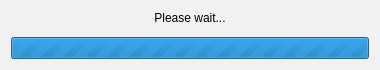
The window that src/MEGASync/gui/macx/MegaProgressCustomDialog.ui (meganz/MEGAsync) describes before a commit, drawn with Qt 5.
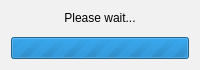
The same window after the commit.

Commit message: Fix width of dialog

Patch:
```diff
--- a/src/MEGASync/gui/macx/MegaProgressCustomDialog.ui
+++ b/src/MEGASync/gui/macx/MegaProgressCustomDialog.ui
@@ -6,7 +6,7 @@
    <rect>
     <x>0</x>
     <y>0</y>
-    <width>380</width>
+    <width>200</width>
     <height>70</height>
    </rect>
   </property>
```
